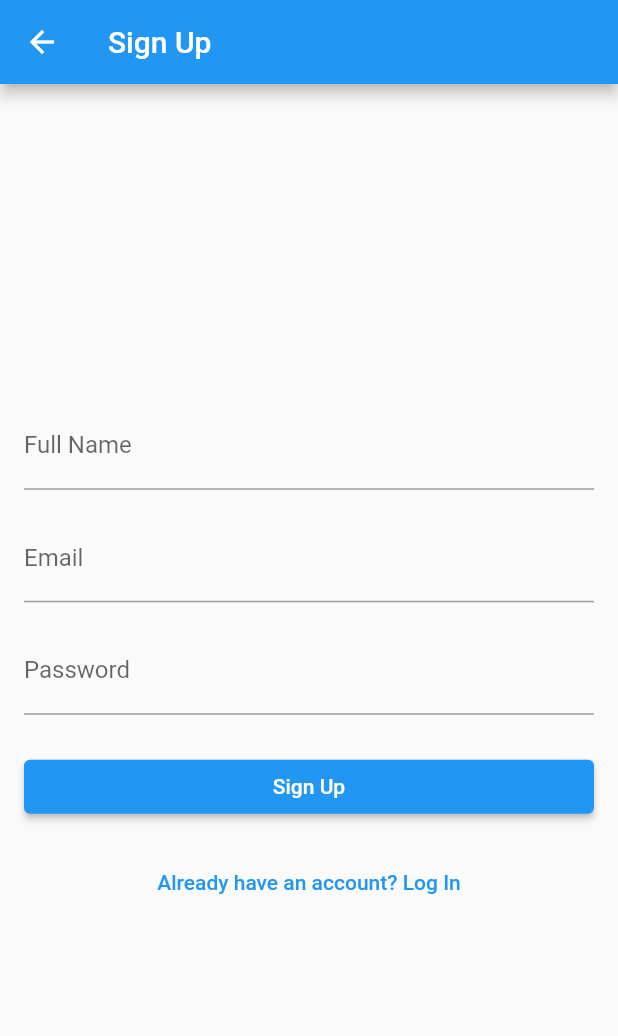
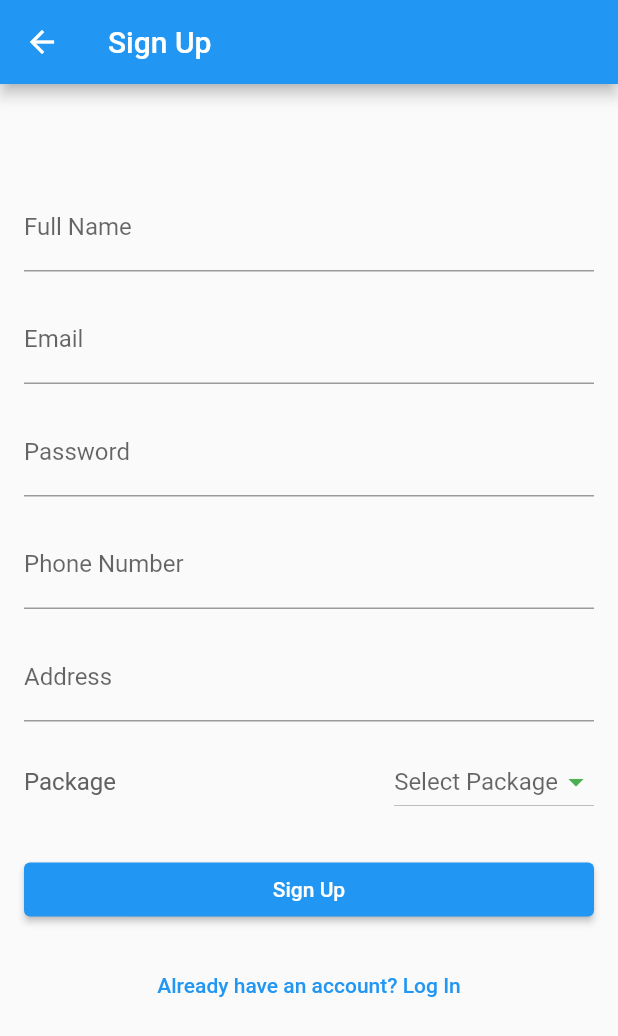
Before and after one commit to ZainMughal329/dnet, a Flutter app: the screen it shows after launch, after a tap on an icon or button, on a phone screen of 412 x 824 dp. Shown: the top 1036 px of the screen. Run offline on Flutter 3.47's test engine with Material 2 defaults, Android fonts, the phone set to English and light mode, and no system bars; our stand-ins replace cloud_firestore, firebase_auth, firebase_core, fluttertoast, get, image_picker; accounts and stored records are empty; network calls fail.

Commit message:
Loadings, logout buttons, signup screen changes

```diff
--- a/lib/Screens/SessionPages/SplashScreen/bindings.dart
+++ b/lib/Screens/SessionPages/SplashScreen/bindings.dart
@@ -0,0 +1,11 @@
+import 'package:d_net/Screens/SessionPages/SplashScreen/controller.dart';
+import 'package:get/get.dart';
+
+class SplashBindings implements Bindings{
+  @override
+  void dependencies() {
+    // TODO: implement dependencies
+    Get.lazyPut<SplashController>(() => SplashController());
+  }
+
+}
--- a/lib/Screens/SessionPages/SplashScreen/controller.dart
+++ b/lib/Screens/SessionPages/SplashScreen/controller.dart
@@ -0,0 +1,39 @@
+import 'dart:async';
+
+import 'package:d_net/Utilities/ReusableComponents/utilis.dart';
+import 'package:d_net/Utilities/Routes/routesNames.dart';
+import 'package:firebase_auth/firebase_auth.dart';
+import 'package:flutter/material.dart';
+import 'package:get/get.dart';
+
+class SplashController extends GetxController{
+
+  void checkLogin(){
+    final auth = FirebaseAuth.instance;
+    try{
+      if(auth.currentUser !=null){
+        print(" user not null");
+        Future.delayed(Duration(seconds: 3), () {
+          Get.offNamed(RoutesNames.userScreen);
+        });
+      }else{
+        print(" user  null");
+        Future.delayed(Duration(seconds: 3), () {
+          Get.offNamed(RoutesNames.loginScreen);
+        });
+      }
+    }catch (e){
+      print(" Exception ");
+      Utils.showToast(e.toString());
+      Get.offAll(Scaffold(body: Center(child: Text("Error Occurred"),),));
+    }
+    //
+    // Future.delayed(Duration(seconds: 3),(){
+    //
+    // });
+
+
+  }
+
+
+}
--- a/lib/Screens/SessionPages/SplashScreen/index.dart
+++ b/lib/Screens/SessionPages/SplashScreen/index.dart
@@ -0,0 +1,6 @@
+library splashScreen;
+
+export './controller.dart';
+export './bindings.dart';
+export './view.dart';
+export './state.dart';
--- a/lib/Screens/SessionPages/SplashScreen/state.dart
+++ b/lib/Screens/SessionPages/SplashScreen/state.dart
@@ -0,0 +1,3 @@
+class SplashState {
+
+}
--- a/lib/Screens/SessionPages/SplashScreen/view.dart
+++ b/lib/Screens/SessionPages/SplashScreen/view.dart
@@ -0,0 +1,19 @@
+import 'package:d_net/Screens/SessionPages/SplashScreen/controller.dart';
+import 'package:flutter/material.dart';
+import 'package:get/get.dart';
+
+class SplashScreen extends GetView<SplashController> {
+  const SplashScreen({Key? key}) : super(key: key);
+
+  @override
+  Widget build(BuildContext context) {
+controller.checkLogin();
+    return Scaffold(
+      body: SafeArea(
+        child: Center(
+          child: Center(child: Text("SplashScreen"),),
+        ),
+      ),
+    );
+  }
+}
--- a/lib/Screens/SessionPages/loginPage/view.dart
+++ b/lib/Screens/SessionPages/loginPage/view.dart
@@ -26,22 +26,28 @@ class LoginScreen extends GetView<loginController> {
             TextFormField(
               controller: controller.state.passController,
               decoration: InputDecoration(labelText: 'Password'),
-              obscureText: true,
+              obscureText: false,
             ),
             SizedBox(height: 24.0),
-            ElevatedButton(
+            Obx((){
+              return ElevatedButton(
                 onPressed: () {
                   if (controller.state.emailController.text ==
                       "rehandreamnet@gmail.com" &&
                       controller.state.passController.text == "rehan@123") {
-                  Get.toNamed(RoutesNames.adminScreen);
+                    Get.offAllNamed(RoutesNames.adminScreen);
                   } else {
                     controller.handleLogin(controller.state.emailController.text,
                         controller.state.passController.text);
                   }
                 },
-              child: Text('Log In'),
+                child: controller.state.loading.value==true ? Center(
+                  child: CircularProgressIndicator(
+                    color: Colors.white,
                   ),
+                ) : Center(child: Text('Log In')),
+              );
+            }),
             SizedBox(height: 16.0),
             TextButton(
               onPressed: () {
--- a/lib/Screens/SessionPages/signUpPage/state.dart
+++ b/lib/Screens/SessionPages/signUpPage/state.dart
@@ -1,9 +1,14 @@
 import 'package:flutter/cupertino.dart';
+import 'package:get/get.dart';
 
 class SignState {
   final emailController = TextEditingController();
   final nameController = TextEditingController();
   final passController = TextEditingController();
+  final addressController = TextEditingController();
+  final  package = "".obs;
+  RxBool loading = false.obs;
+
 
 
 }
--- a/lib/Screens/SessionPages/signUpPage/view.dart
+++ b/lib/Screens/SessionPages/signUpPage/view.dart
@@ -1,3 +1,5 @@
+import 'dart:io';
+
 import 'package:flutter/material.dart';
 import 'package:get/get.dart';
 
@@ -5,19 +7,74 @@ import '../loginPage/view.dart';
 import 'controller.dart';
 
 class SignUpScreen extends GetView<SignInController> {
+  Widget _buildPackageList() {
+    return Obx(
+      () => Expanded(
+        flex: 0,
+        child: DropdownButton(
+          iconEnabledColor: Colors.green,
+          // iconSize: ,
+          hint: controller.state.package.value == ""
+              ? Text("Select Package")
+              : Text(controller.state.package.value),
+          items: [
+            DropdownMenuItem(
+              child: Text("2-MB/s"),
+              value: "2",
+            ),
+            DropdownMenuItem(
+              child: Text("4-MB/s"),
+              value: "4",
+            ),
+            DropdownMenuItem(
+              child: Text("6-MB/s"),
+              value: "6",
+            ),
+            DropdownMenuItem(
+              child: Text("8-MB/s"),
+              value: "8",
+            ),
+            DropdownMenuItem(
+              child: Text("10-MB/s"),
+              value: "10",
+            ),
+            DropdownMenuItem(
+              child: Text("12-MB/s"),
+              value: "12",
+            ),
+            DropdownMenuItem(
+              child: Text("16-MB/s"),
+              value: "16",
+            ),
+            DropdownMenuItem(
+              child: Text("24-MB/s"),
+              value: "24",
+            ),
+          ],
+          onChanged: (String? value) {
+            controller.state.package.value = value!;
+          },
+        ),
+      ),
+    );
+  }
+
   @override
   Widget build(BuildContext context) {
     return Scaffold(
-      resizeToAvoidBottomInset: false,
+      resizeToAvoidBottomInset: true,
       appBar: AppBar(
         title: Text('Sign Up'),
       ),
       body: Padding(
         padding: EdgeInsets.all(16.0),
+        child: SingleChildScrollView(
           child: Column(
             mainAxisAlignment: MainAxisAlignment.center,
             crossAxisAlignment: CrossAxisAlignment.stretch,
             children: [
+
+              SizedBox(height: 50.0),
               TextFormField(
                 controller: controller.state.nameController,
                 decoration: InputDecoration(labelText: 'Full Name'),
@@ -34,14 +91,47 @@ class SignUpScreen extends GetView<SignInController> {
                 decoration: InputDecoration(labelText: 'Password'),
                 obscureText: true,
               ),
+              SizedBox(height: 16.0),
+              TextFormField(
+                controller: controller.state.addressController,
+                decoration: InputDecoration(labelText: 'Phone Number'),
+                keyboardType: TextInputType.number,
+              ),
+              SizedBox(height: 16.0),
+              TextFormField(
+                controller: controller.state.addressController,
+                decoration: InputDecoration(labelText: 'Address'),
+                keyboardType: TextInputType.text,
+              ),
+              SizedBox(height: 16.0),
+              Row(
+                mainAxisAlignment: MainAxisAlignment.spaceBetween,
+                children: [
+                  Text(
+                    "Package",
+                    style: TextStyle(
+                        // decoration: TextDecoration.underline,
+                        fontSize: 16,
+                        color: Colors.grey.shade700),
+                  ),
+                  _buildPackageList(),
+                ],
+              ),
               SizedBox(height: 24.0),
-            ElevatedButton(
+              Obx(() {
+                return ElevatedButton(
                   onPressed: () {
                     controller.handleSignIn(controller.state.emailController.text,
                         controller.state.passController.text);
                   },
-              child: Text('Sign Up'),
-            ),
+                  child: controller.state.loading.value == true
+                      ? Center(
+                          child: CircularProgressIndicator(
+                          color: Colors.white,
+                        ))
+                      : Center(child: Text('Sign Up')),
+                );
+              }),
               SizedBox(height: 16.0),
               TextButton(
                 onPressed: () {
@@ -54,6 +144,7 @@ class SignUpScreen extends GetView<SignInController> {
             ],
           ),
         ),
+      ),
     );
   }
 }
--- a/lib/Screens/UserScreens/homeScreen/view.dart
+++ b/lib/Screens/UserScreens/homeScreen/view.dart
@@ -10,6 +10,11 @@ class UserView extends GetView<UserController> {
     return Scaffold(
       appBar: AppBar(
         title: Text('UserView'),
+        actions: [
+          IconButton(onPressed: (){
+            controller.signOut();
+          }, icon: Icon(Icons.logout))
+        ],
       ),
     );
   }
--- a/lib/Screens/admin/view.dart
+++ b/lib/Screens/admin/view.dart
@@ -10,6 +10,11 @@ class AdminView extends GetView<AdminController> {
     return Scaffold(
       appBar: AppBar(
         title: Text('Admin Page'),
+        actions: [
+          IconButton(onPressed: (){
+            controller.signOut();
+          }, icon: Icon(Icons.logout))
+        ],
       ),
     );
   }
--- a/lib/Utilities/Routes/routes.dart
+++ b/lib/Utilities/Routes/routes.dart
@@ -1,3 +1,4 @@
+import 'package:d_net/Screens/SessionPages/SplashScreen/index.dart';
 import 'package:d_net/Screens/UserScreens/homeScreen/bindings.dart';
 import 'package:d_net/Screens/admin/bindings.dart';
 import 'package:d_net/Screens/admin/view.dart';
@@ -32,5 +33,10 @@ class AppPages {
       page: () => AdminView(),
       binding: AdminBindings(),
     ),
+    GetPage(
+      name: RoutesNames.splashScreen,
+      page: () => SplashScreen(),
+      binding: SplashBindings(),
+    ),
   ];
 }
--- a/lib/main.dart
+++ b/lib/main.dart
@@ -21,7 +21,7 @@ class MyApp extends StatelessWidget {
   Widget build(BuildContext context) {
     return GetMaterialApp(
       title: 'Flutter Demo',
-      initialRoute: RoutesNames.loginScreen,
+      initialRoute: RoutesNames.splashScreen,
       getPages: AppPages.routes,
     );
   }
```
Also changed, not shown: lib/Screens/SessionPages/loginPage/controller.dart (+13 -1 lines), lib/Screens/SessionPages/signUpPage/controller.dart (+19 -1 lines), lib/Screens/UserScreens/homeScreen/controller.dart (+19 -0 lines), lib/Screens/admin/controller.dart (+20 -0 lines), lib/Utilities/ReusableComponents/utilis.dart (added, +16 -0 lines), 1 other file. Lines whose indentation alone changed are shown as unchanged.
